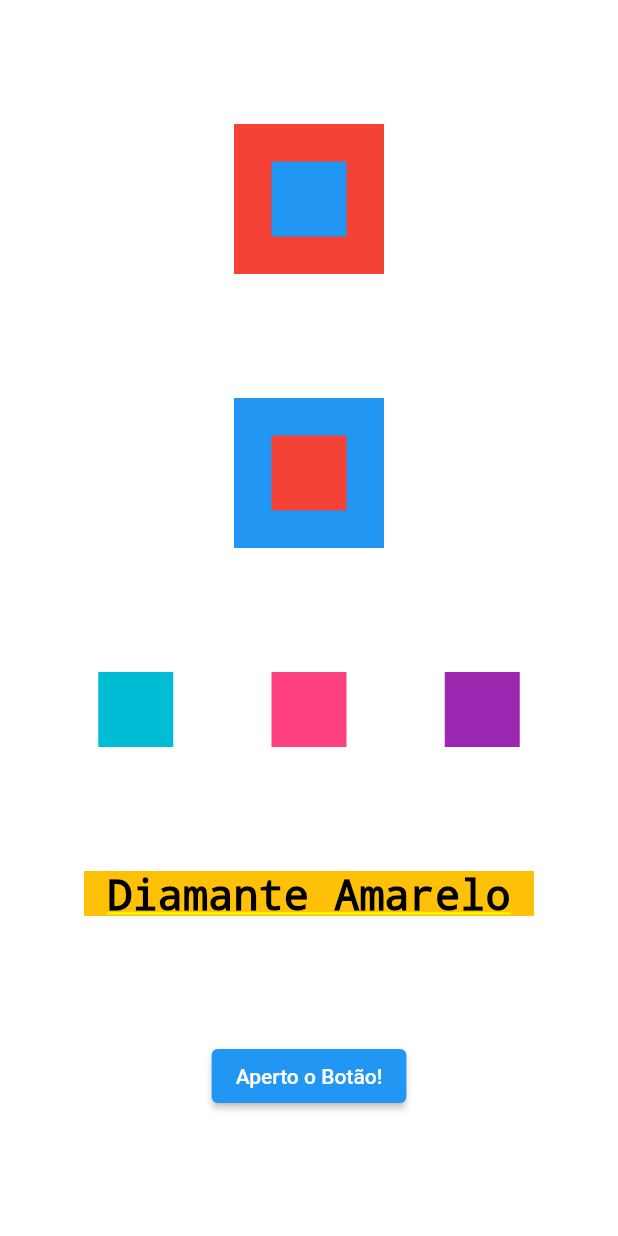
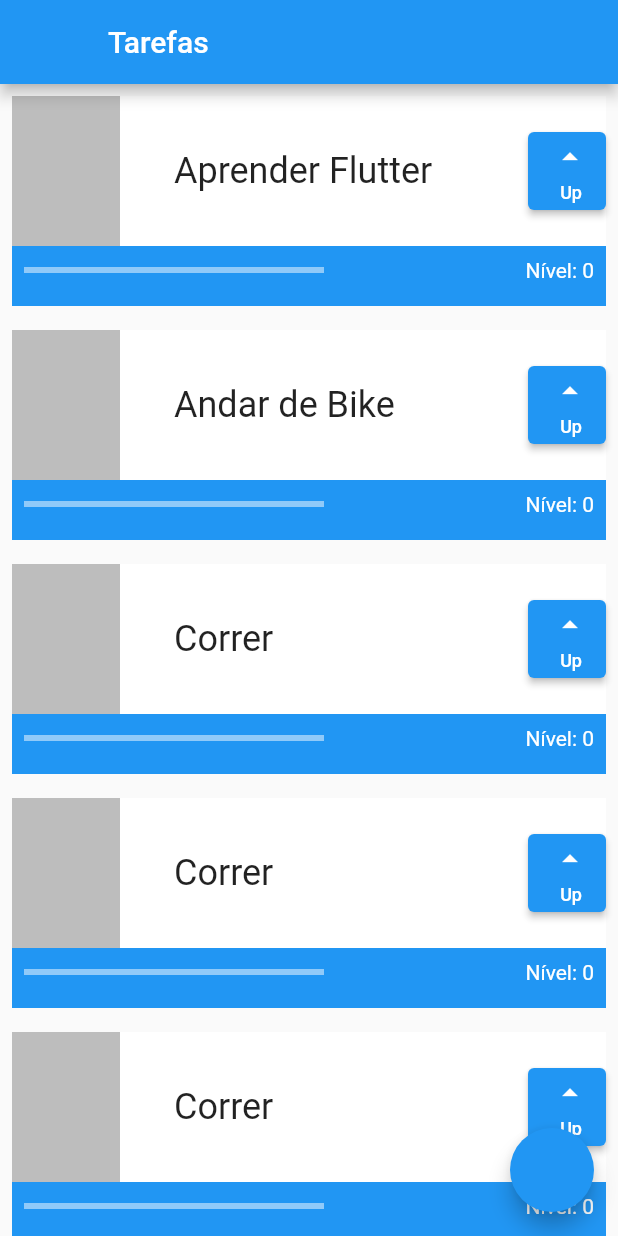
Before and after one commit to lucassamel/first_project, a Flutter app: the screen it shows after launch, on a phone screen of 412 x 824 dp. Run offline on Flutter 3.47's test engine with Material 2 defaults, Android fonts, the phone set to English and light mode, and no system bars.

Commit message:
StateFul; Plus Style

```diff
--- a/lib/main.dart
+++ b/lib/main.dart
@@ -14,80 +14,122 @@ class MyApp extends StatelessWidget {
       theme: ThemeData(
         primarySwatch: Colors.blue,
       ),
-        home: Container(
-          color: Colors.white,
-          child: Column(
-            mainAxisAlignment: MainAxisAlignment.spaceEvenly,
-            crossAxisAlignment: CrossAxisAlignment.center,
+      home: Scaffold(
+        appBar: AppBar(
+          leading: Container(),
+          title: Text('Tarefas'),
+        ),
+        body: ListView(
+          scrollDirection: Axis.vertical,
           children: [
-              Stack(
-                alignment: AlignmentDirectional.center,
+            Task('Aprender Flutter'),
+            Task('Andar de Bike'),
+            Task('Correr'),
+            Task('Correr'),
+            Task('Correr'),
+            Task('Correr'),
+            Task('Correr'),
+            Task('Correr'),
+            Task('Correr'),
+          ],
+        ),
+        floatingActionButton: FloatingActionButton(onPressed: () {}),
+      ),
+    );
+  }
+}
+
+class Task extends StatefulWidget {
+  final String nome;
+
+  const Task(this.nome, {Key? key}) : super(key: key);
+
+  @override
+  State<Task> createState() => _TaskState();
+}
+
+class _TaskState extends State<Task> {
+  int nivel = 0;
+
+  @override
+  Widget build(BuildContext context) {
+    return Padding(
+      padding: const EdgeInsets.all(8.0),
+      child: Container(
+        child: Stack(
           children: [
             Container(
-                    color: Colors.red,
-                    width: 100,
+              color: Colors.blue,
+              height: 140,
+            ),
+            Column(
+              children: [
+                Container(
+                  color: Colors.white,
+                  height: 100,
+                  child: Row(
+                    mainAxisAlignment: MainAxisAlignment.spaceBetween,
+                    children: [
+                      Container(
+                        color: Colors.black26,
+                        width: 72,
                         height: 100,
                       ),
                       Container(
-                    color: Colors.blue,
-                    width: 50,
-                    height: 50,
+                          width: 200,
+                          child: Text(
+                            widget.nome,
+                            style: TextStyle(
+                                fontSize: 24, overflow: TextOverflow.ellipsis),
+                          )),
+                      Container(
+                        height: 52,
+                        width: 52,
+                        child: ElevatedButton(
+                            onPressed: () {
+                              setState(() {
+                                nivel++;
+                              });
+                              print(nivel);
+                            },
+                            child: Column(
+                              mainAxisAlignment: MainAxisAlignment.spaceEvenly,
+                              crossAxisAlignment: CrossAxisAlignment.end,
+                              children: [
+                                Icon(Icons.arrow_drop_up),
+                                Text('Up', style: TextStyle(fontSize: 12),)
+                              ],
+                            )),
+                      )
+                    ],
+                  ),
+                ),
+                Row(
+                  mainAxisAlignment: MainAxisAlignment.spaceBetween,
+                  children: [
+                    Padding(
+                      padding: const EdgeInsets.all(8.0),
+                      child: Container(
+                          width: 200,
+                          child: LinearProgressIndicator(
+                            color: Colors.white,
+                            value: nivel / 10,
+                          )),
+                    ),
+                    Padding(
+                      padding: const EdgeInsets.all(8.0),
+                      child: Text(
+                        'Nível: $nivel',
+                        style: TextStyle(color: Colors.white),
+                      ),
                     ),
                   ],
                 ),
-              Stack(
-                alignment: AlignmentDirectional.center,
-                children: [
-                  Container(
-                    color: Colors.blue,
-                    width: 100,
-                    height: 100,
-                  ),
-                  Container(
-                    color: Colors.red,
-                    width: 50,
-                    height: 50,
-                  ),
+              ],
+            )
           ],
         ),
-              Row(
-                mainAxisAlignment: MainAxisAlignment.spaceEvenly,
-                crossAxisAlignment: CrossAxisAlignment.center,
-                children: [
-                  Container(
-                    color: Colors.cyan,
-                    height: 50,
-                    width: 50,
       ),
-                  Container(
-                    color: Colors.pinkAccent,
-                    height: 50,
-                    width: 50,
-                  ),
-                  Container(
-                    color: Colors.purple,
-                    height: 50,
-                    width: 50,
-                  ),
-                ],
-              ),
-              Container(
-                color: Colors.amber,
-                height: 30,
-                width: 300,
-                child: Text(
-                  "Diamante Amarelo",
-                  style: TextStyle(color: Colors.black, fontSize: 28),
-                  textAlign: TextAlign.center,
-                ),
-              ),
-              ElevatedButton(
-                  onPressed: () {
-                    print('Você apertou o Botão');
-                  },
-                  child: Text('Aperto o Botão!')),
-            ],
-          ),
-        ));
+    );
   }
 }
```
Also changed, not shown: lib/primeira_tela.dart (added, +78 -0 lines). Lines whose indentation alone changed are shown as unchanged.
